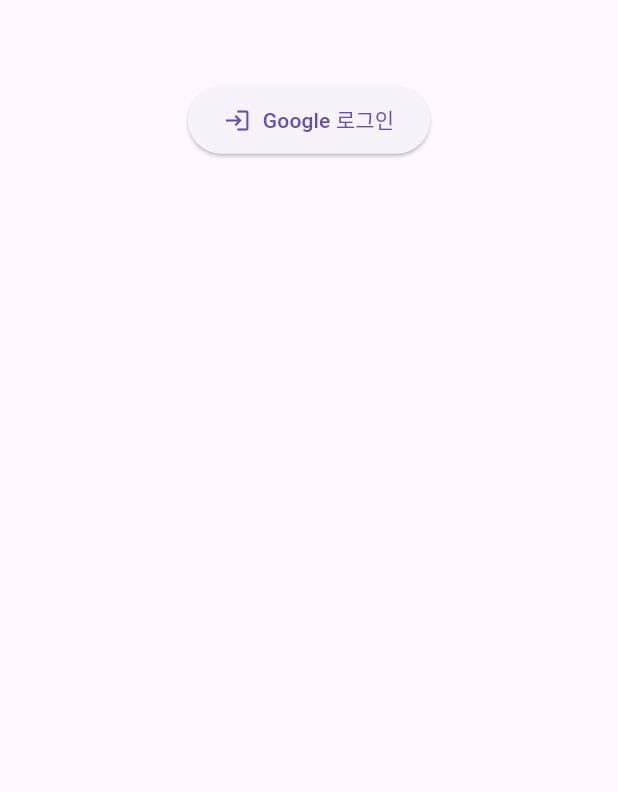
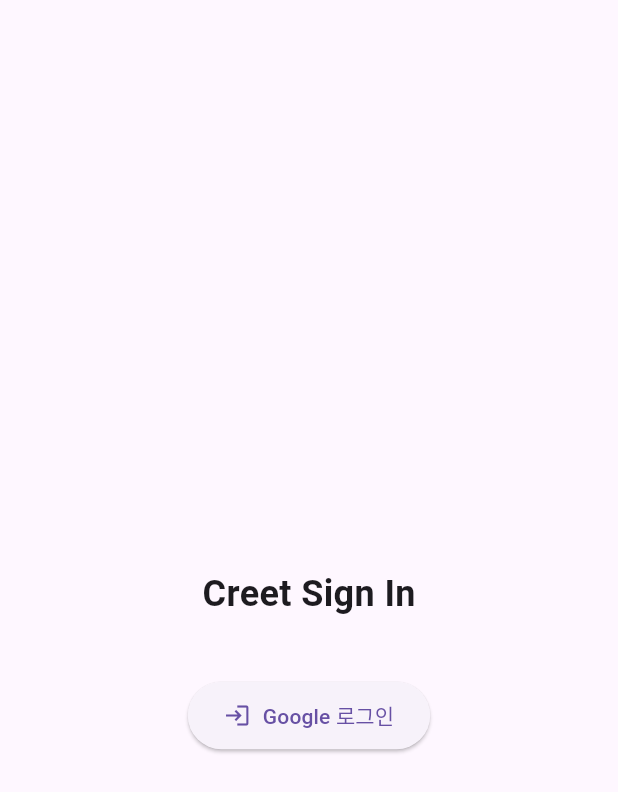
Before and after one commit to 812jay/creet, a Flutter app: the screen it shows after launch, on a phone screen of 412 x 824 dp. Shown: the top 792 px of the screen. Run offline on Flutter 3.47's test engine with Material 3 defaults, Android fonts, the phone set to English and light mode, and no system bars; our stand-ins replace dio, flutter_dotenv, flutter_riverpod, freezed_annotation, go_router, google_sign_in and 4 more; accounts and stored records are empty; generated files the repository leaves out were written again.

Commit message:
[FEAT]Sign in, Sign out navigation 처리

```diff
--- /dev/null
+++ b/lib/lib/core/router/app_router.dart
@@ -0,0 +1,29 @@
+import 'package:flutter_riverpod/flutter_riverpod.dart';
+import 'package:go_router/go_router.dart';
+import 'package:creet/lib/presentation/views/splash_view.dart';
+import 'package:creet/lib/presentation/views/sign_in_view.dart';
+import 'package:creet/lib/presentation/views/home_view.dart';
+
+// 라우터 Provider
+final routerProvider = Provider<GoRouter>((ref) {
+  return GoRouter(
+    initialLocation: '/',
+    routes: [
+      GoRoute(
+        path: '/',
+        name: 'splash',
+        builder: (context, state) => const SplashView(),
+      ),
+      GoRoute(
+        path: '/signin',
+        name: 'signin',
+        builder: (context, state) => const SignInView(),
+      ),
+      GoRoute(
+        path: '/home',
+        name: 'home',
+        builder: (context, state) => const HomeView(),
+      ),
+    ],
+  );
+});
--- a/lib/lib/presentation/views/sign_in_view.dart
+++ b/lib/lib/presentation/views/sign_in_view.dart
@@ -1,59 +1,62 @@
-import 'package:creet/lib/presentation/viewmodels/auth_viewmodel.dart';
+import 'package:creet/lib/presentation/viewmodels/sign_in/sign_in_view_model.dart';
 import 'package:creet/lib/presentation/widgets/auth/auth_app_bar.dart';
-import 'package:creet/lib/presentation/widgets/auth/user_profile_card.dart';
 import 'package:creet/lib/presentation/widgets/auth/sign_in_button.dart';
 import 'package:creet/lib/presentation/widgets/common/loading_indicator.dart';
-import 'package:creet/lib/presentation/widgets/common/error_widget.dart';
 import 'package:flutter/material.dart';
 import 'package:flutter_riverpod/flutter_riverpod.dart';
+import 'package:go_router/go_router.dart';
 
 class SignInView extends ConsumerWidget {
   const SignInView({super.key});
 
   @override
   Widget build(BuildContext context, WidgetRef ref) {
-    final authState = ref.watch(authViewModelProvider);
-    final authViewModel = ref.read(authViewModelProvider.notifier);
+    final authState = ref.watch(signInViewModelProvider);
+    final authViewModel = ref.read(signInViewModelProvider.notifier);
+    final isSigningIn = authViewModel.isSigningIn;
+
+    // 로그인 성공 시 Home으로 이동
+    authState.whenData((user) {
+      if (user != null && !isSigningIn) {
+        WidgetsBinding.instance.addPostFrameCallback((_) {
+          context.go('/home');
+        });
+      }
+    });
 
     return Scaffold(
       appBar: AuthAppBar(
-        isSignedIn: authState.value != null,
+        isSignedIn: false,
         onSignOut: () => authViewModel.signOut(),
       ),
-      body: SingleChildScrollView(
-        child: Center(
-          child: authState.when(
-            data: (user) {
-              if (user != null) {
-                return UserProfileCard(
-                  user: user,
-                  onSignOut: () => authViewModel.signOut(),
-                );
-              } else {
-                return Column(
+      body: Center(
+        child: Column(
+          mainAxisAlignment: MainAxisAlignment.center,
           children: [
+            const Text(
+              'Creet Sign In',
+              style: TextStyle(fontSize: 24, fontWeight: FontWeight.bold),
+            ),
+            const SizedBox(height: 40),
+            // 로그인 진행 중일 때만 로딩 인디케이터 표시
+            if (isSigningIn) ...[
+              const LoadingIndicator(),
+              const SizedBox(height: 20),
+              const Text('로그인 중...', style: TextStyle(fontSize: 16)),
+            ] else ...[
               SignInButton(
                 text: 'Google 로그인',
                 onSignIn: () => authViewModel.signInWithGoogle(),
               ),
               if (authViewModel.isAppleSignInAvailable) ...[
-                      SizedBox(height: 10),
+                const SizedBox(height: 10),
                 SignInButton(
                   text: 'Apple 로그인',
                   onSignIn: () => authViewModel.signInWithApple(),
                 ),
               ],
             ],
-                );
-              }
-            },
-            loading: () => const LoadingIndicator(),
-            error:
-                (error, stack) => CustomErrorWidget(
-                  message: error.toString(),
-                  onRetry: () => authViewModel.retryLastSignIn(),
-                ),
-          ),
+          ],
         ),
       ),
     );
--- a/lib/main.dart
+++ b/lib/main.dart
@@ -1,5 +1,5 @@
 import 'package:creet/lib/core/config/supabase_config.dart';
-import 'package:creet/lib/presentation/views/sign_in_view.dart';
+import 'package:creet/lib/core/router/app_router.dart';
 import 'package:flutter/material.dart';
 import 'package:flutter_riverpod/flutter_riverpod.dart';
 
@@ -11,15 +11,17 @@ void main() async {
   runApp(const ProviderScope(child: MyApp()));
 }
 
-class MyApp extends StatelessWidget {
+class MyApp extends ConsumerWidget {
   const MyApp({super.key});
 
   @override
-  Widget build(BuildContext context) {
-    return MaterialApp(
+  Widget build(BuildContext context, WidgetRef ref) {
+    final router = ref.watch(routerProvider);
+
+    return MaterialApp.router(
       title: 'Creet',
       theme: ThemeData(primarySwatch: Colors.blue, useMaterial3: true),
-      home: const SignInView(),
+      routerConfig: router,
     );
   }
 }
--- a/pubspec.yaml
+++ b/pubspec.yaml
@@ -39,6 +39,9 @@ dependencies:
   # State Management
   flutter_riverpod: ^2.5.1
   riverpod_annotation: ^2.3.5
+
+  # Navigation
+  go_router: ^14.6.2
 
   # Code Generation
   build_runner: ^2.4.13
```
Also changed, not shown: lib/lib/data/repositories/auth_repository_impl.dart (+12 -5 lines), lib/lib/presentation/viewmodels/home/home_view_model.dart (added, +30 -0 lines), lib/lib/presentation/viewmodels/sign_in/sign_in_view_model.dart (renamed from lib/lib/presentation/viewmodels/auth_viewmodel.dart, +32 -4 lines), lib/lib/presentation/views/home_view.dart (+51 -12 lines), lib/lib/presentation/views/splash_view.dart (added, +73 -0 lines), lib/lib/presentation/viewmodels/home/home_view_model.g.dart (added), lib/lib/presentation/viewmodels/sign_in/sign_in_view_model.g.dart, pubspec.lock. Lines whose indentation alone changed are shown as unchanged.
